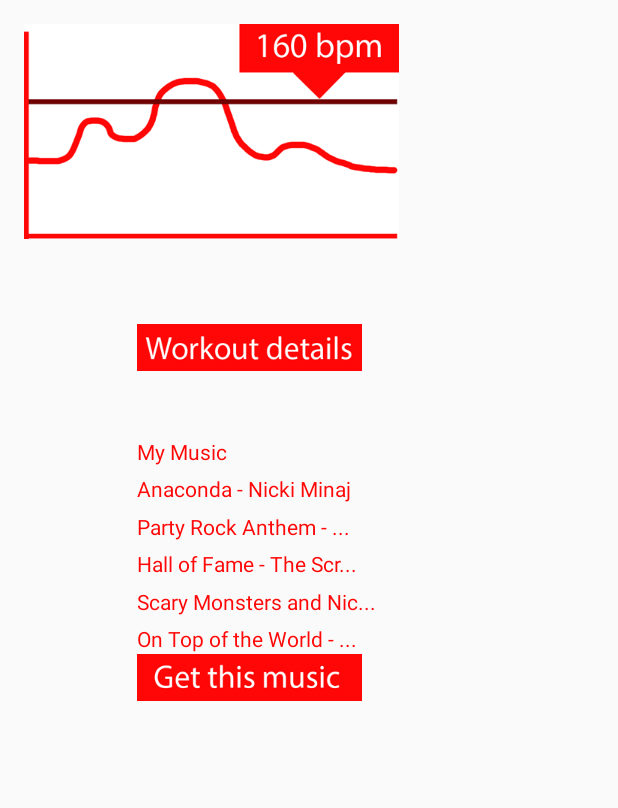
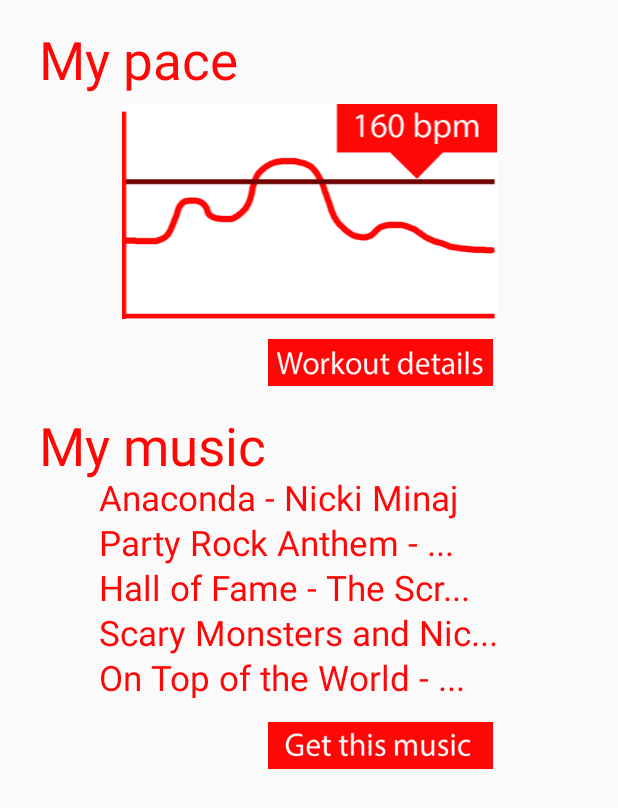
Before and after one commit to jusjmkim/heartbeat, an Android app: the EndActivity screen opened directly, with no data from a screen before it, on a phone screen of 412 x 824 dp. Shown: the top 808 px of the screen. Run offline under Robolectric (Android 15) with nearby library versions, the light colour scheme and no system bars; 1 statement that could not run was skipped.

Commit message:
mostly finish last page

```diff
--- a/app/src/main/res/layout/activity_end.xml
+++ b/app/src/main/res/layout/activity_end.xml
@@ -11,68 +11,77 @@
     <TextView
         android:text="My pace"
         android:layout_width="wrap_content"
-        android:layout_height="wrap_content" />
+        android:layout_height="wrap_content"
+        android:layout_marginLeft="10dp"
+        android:textSize="35dp" />
 
     <ImageView
         android:src="@drawable/h_pace_graph"
-        android:layout_width="wrap_content"
-        android:layout_height="wrap_content" />
+        android:layout_width="300dp"
+        android:layout_height="wrap_content"
+        android:layout_marginTop="53dp"
+        android:layout_centerHorizontal="true" />
 
     <ImageView
         android:src="@drawable/h_workout_button"
+        android:layout_width="175dp"
+        android:layout_height="wrap_content"
+        android:layout_marginTop="210dp"
+        android:layout_marginLeft="150dp" />
+
+    <TextView
+        android:text="My music"
         android:layout_width="wrap_content"
         android:layout_height="wrap_content"
-        android:layout_marginTop="200dp"
-        android:layout_marginLeft="75dp" />
-
-    <TextView
-        android:text="My Music"
-        android:layout_width="wrap_content"
-        android:layout_height="wrap_content"
-        android:layout_marginTop="275dp"
-        android:layout_marginLeft="75dp" />
+        android:layout_marginTop="257dp"
+        android:layout_marginLeft="10dp"
+        android:textSize="35dp" />
 
     <TextView
         android:text="Anaconda - Nicki Minaj"
         android:layout_width="wrap_content"
         android:layout_height="wrap_content"
         android:layout_marginTop="300dp"
-        android:layout_marginLeft="75dp" />
+        android:layout_marginLeft="50dp"
+        android:textSize="23dp" />
 
     <TextView
         android:text="Party Rock Anthem - ..."
         android:layout_width="wrap_content"
         android:layout_height="wrap_content"
-        android:layout_marginTop="325dp"
-        android:layout_marginLeft="75dp"/>
+        android:layout_marginTop="330dp"
+        android:layout_marginLeft="50dp"
+        android:textSize="23dp" />
 
     <TextView
         android:text="Hall of Fame - The Scr..."
         android:layout_width="wrap_content"
         android:layout_height="wrap_content"
-        android:layout_marginTop="350dp"
-        android:layout_marginLeft="75dp" />
+        android:layout_marginTop="360dp"
+        android:layout_marginLeft="50dp"
+        android:textSize="23dp" />
 
     <TextView
         android:text="Scary Monsters and Nic..."
         android:layout_width="wrap_content"
         android:layout_height="wrap_content"
-        android:layout_marginTop="375dp"
-        android:layout_marginLeft="75dp" />
+        android:layout_marginTop="390dp"
+        android:layout_marginLeft="50dp"
+        android:textSize="23dp" />
 
     <TextView
         android:text="On Top of the World - ..."
         android:layout_width="wrap_content"
         android:layout_height="wrap_content"
-        android:layout_marginTop="400dp"
-        android:layout_marginLeft="75dp" />
+        android:layout_marginTop="420dp"
+        android:layout_marginLeft="50dp"
+        android:textSize="23dp" />
 
     <ImageView
         android:src="@drawable/g_music_button"
-        android:layout_width="wrap_content"
+        android:layout_width="175dp"
         android:layout_height="wrap_content"
-        android:layout_marginTop="420dp"
-        android:layout_marginLeft="75dp" />
-
+        android:layout_marginTop="465dp"
+        android:layout_marginLeft="150dp" />
 
 </RelativeLayout>
```
